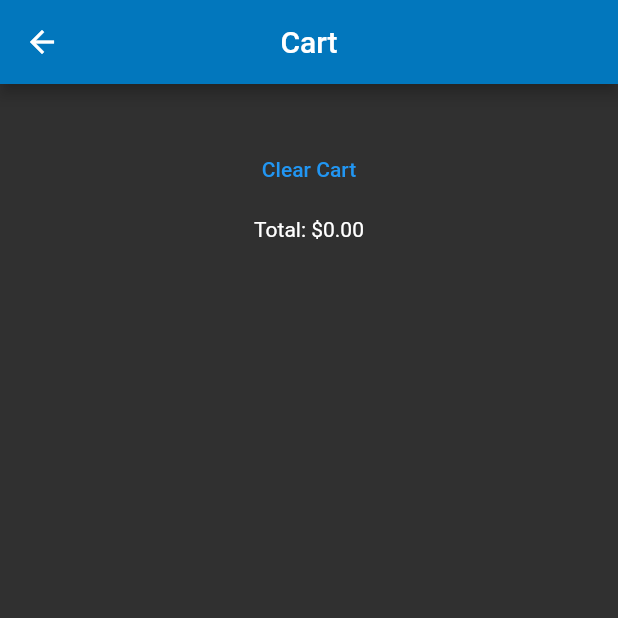
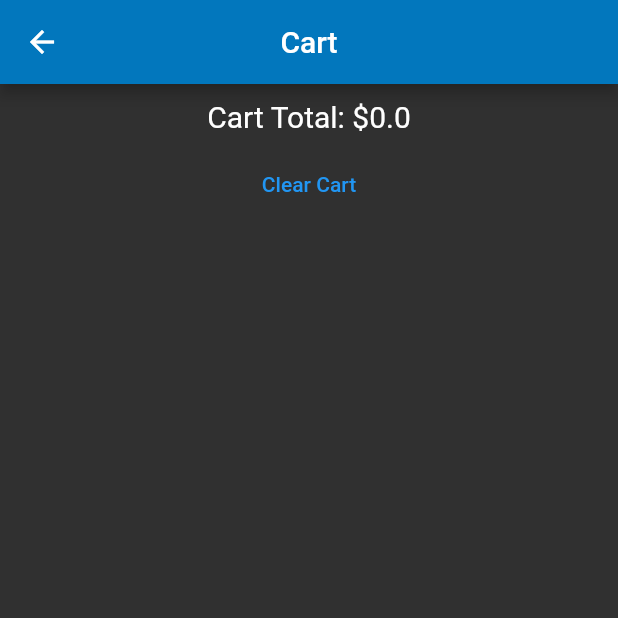
Before and after one commit to amitpalbadhan/bloc_shopping_cart, a Flutter app: the Cart screen opened by its route, after a tap on "Clear Cart", on a phone screen of 412 x 824 dp, the top half of it. Run offline on Flutter 3.47's test engine with Material 2 defaults, Android fonts, the phone set to English and light mode, and no system bars; our stand-ins replace bloc, equatable, flutter_bloc; network calls fail; Roboto replaces fonts that are missing (Georgia, Hind).

Commit message:
Swapped Wrap with Gridview

```diff
--- a/lib/store/bloc/store_bloc.dart
+++ b/lib/store/bloc/store_bloc.dart
@@ -35,8 +35,8 @@ class StoreBloc extends Bloc<StoreEvent, StoreState> {
   Stream<StoreState> _mapAddProductToState(AddProductToCart product) async* {
     _cart.add(product.product);
     _store.remove(product.product);
-    _store.sort((a, b) => a.title.compareTo(b.title));
-    _cart.sort((a, b) => a.title.compareTo(b.title));
+    _store.sort((a, b) => a.id.compareTo(b.id));
+    _cart.sort((a, b) => a.id.compareTo(b.id));
     yield AddedProductToCart();
     yield StoreInitial(store: _store, cart: _cart);
   }
@@ -45,8 +45,8 @@ class StoreBloc extends Bloc<StoreEvent, StoreState> {
       RemoveProductFromCart product) async* {
     _store.add(product.product);
     _cart.remove(product.product);
-    _store.sort((a, b) => a.title.compareTo(b.title));
-    _cart.sort((a, b) => a.title.compareTo(b.title));
+    _store.sort((a, b) => a.id.compareTo(b.id));
+    _cart.sort((a, b) => a.id.compareTo(b.id));
     yield RemovedProductFromCart();
     yield StoreInitial(store: _store, cart: _cart);
   }
@@ -54,7 +54,7 @@ class StoreBloc extends Bloc<StoreEvent, StoreState> {
   Stream<StoreState> _mapClearCartToState(ClearCart clear) async* {
     _store = [..._store, ..._cart];
     _cart = [];
-    _store.sort((a, b) => a.title.compareTo(b.title));
+    _store.sort((a, b) => a.id.compareTo(b.id));
     yield RemovedProductFromCart();
     yield StoreInitial(store: _store, cart: _cart);
   }
--- a/lib/store/models/product.dart
+++ b/lib/store/models/product.dart
@@ -5,8 +5,10 @@ class Product extends Equatable {
   final double price;
   final String description;
   final String image;
+  final int id;
 
   Product({
+    required this.id,
     required this.title,
     required this.price,
     required this.description,
@@ -19,6 +21,7 @@ class Product extends Equatable {
 
 List<Product> storeProducts = [
   Product(
+    id: 1,
     title: 'Product 1',
     price: 14.3,
     description:
@@ -27,6 +30,7 @@ List<Product> storeProducts = [
         'https://images.unsplash.com/photo-1522273400909-fd1a8f77637e?ixid=MnwxMjA3fDB8MHxzZWFyY2h8NHx8cHJvZHVjdHN8ZW58MHx8MHx8&ixlib=rb-1.2.1&auto=format&fit=crop&w=500&q=60',
   ),
   Product(
+    id: 2,
     title: 'Product 2',
     price: 52.33,
     description:
@@ -35,6 +39,7 @@ List<Product> storeProducts = [
         'https://images.unsplash.com/photo-1519735777090-ec97162dc266?ixid=MnwxMjA3fDB8MHxzZWFyY2h8M3x8cHJvZHVjdHN8ZW58MHx8MHx8&ixlib=rb-1.2.1&auto=format&fit=crop&w=500&q=60',
   ),
   Product(
+    id: 3,
     title: 'Product 3',
     price: 63.32,
     description:
@@ -43,6 +48,7 @@ List<Product> storeProducts = [
         'https://images.unsplash.com/photo-1611930022073-b7a4ba5fcccd?ixid=MnwxMjA3fDB8MHxzZWFyY2h8NXx8cHJvZHVjdHN8ZW58MHx8MHx8&ixlib=rb-1.2.1&auto=format&fit=crop&w=500&q=60',
   ),
   Product(
+    id: 4,
     title: 'Product 4',
     price: 1.65,
     description:
@@ -51,6 +57,7 @@ List<Product> storeProducts = [
         'https://images.unsplash.com/photo-1605034313761-73ea4a0cfbf3?ixid=MnwxMjA3fDB8MHxzZWFyY2h8N3x8cHJvZHVjdHN8ZW58MHx8MHx8&ixlib=rb-1.2.1&auto=format&fit=crop&w=500&q=60',
   ),
   Product(
+    id: 5,
     title: 'Product 5',
     price: 194.99,
     description:
@@ -59,6 +66,7 @@ List<Product> storeProducts = [
         'https://images.unsplash.com/photo-1588186939549-c087e0796efd?ixid=MnwxMjA3fDB8MHxzZWFyY2h8OXx8cHJvZHVjdHN8ZW58MHx8MHx8&ixlib=rb-1.2.1&auto=format&fit=crop&w=500&q=60',
   ),
   Product(
+    id: 6,
     title: 'Product 6',
     price: 110.19,
     description:
@@ -66,4 +74,58 @@ List<Product> storeProducts = [
     image:
         'https://images.unsplash.com/photo-1593998066526-65fcab3021a2?ixid=MnwxMjA3fDB8MHxzZWFyY2h8MTJ8fHByb2R1Y3RzfGVufDB8fDB8fA%3D%3D&ixlib=rb-1.2.1&auto=format&fit=crop&w=500&q=60',
   ),
+  Product(
+    id: 7,
+    title: 'Product 7',
+    price: 14.3,
+    description:
+        'Lorem ipsum dolor sit amet, consectetur adipiscing elit, sed do eiusmod tempor incididunt ut labore et dolore magna aliqua.',
+    image:
+        'https://images.unsplash.com/photo-1522273400909-fd1a8f77637e?ixid=MnwxMjA3fDB8MHxzZWFyY2h8NHx8cHJvZHVjdHN8ZW58MHx8MHx8&ixlib=rb-1.2.1&auto=format&fit=crop&w=500&q=60',
+  ),
+  Product(
+    id: 8,
+    title: 'Product 8',
+    price: 52.33,
+    description:
+        'Lorem ipsum dolor sit amet, consectetur adipiscing elit, sed do eiusmod tempor incididunt ut labore et dolore magna aliqua.',
+    image:
+        'https://images.unsplash.com/photo-1519735777090-ec97162dc266?ixid=MnwxMjA3fDB8MHxzZWFyY2h8M3x8cHJvZHVjdHN8ZW58MHx8MHx8&ixlib=rb-1.2.1&auto=format&fit=crop&w=500&q=60',
+  ),
+  Product(
+    id: 9,
+    title: 'Product 9',
+    price: 63.32,
+    description:
+        'Lorem ipsum dolor sit amet, consectetur adipiscing elit, sed do eiusmod tempor incididunt ut labore et dolore magna aliqua.',
+    image:
+        'https://images.unsplash.com/photo-1611930022073-b7a4ba5fcccd?ixid=MnwxMjA3fDB8MHxzZWFyY2h8NXx8cHJvZHVjdHN8ZW58MHx8MHx8&ixlib=rb-1.2.1&auto=format&fit=crop&w=500&q=60',
+  ),
+  Product(
+    id: 10,
+    title: 'Product 10',
+    price: 1.65,
+    description:
+        'Lorem ipsum dolor sit amet, consectetur adipiscing elit, sed do eiusmod tempor incididunt ut labore et dolore magna aliqua.',
+    image:
+        'https://images.unsplash.com/photo-1605034313761-73ea4a0cfbf3?ixid=MnwxMjA3fDB8MHxzZWFyY2h8N3x8cHJvZHVjdHN8ZW58MHx8MHx8&ixlib=rb-1.2.1&auto=format&fit=crop&w=500&q=60',
+  ),
+  Product(
+    id: 11,
+    title: 'Product 11',
+    price: 194.99,
+    description:
+        'Lorem ipsum dolor sit amet, consectetur adipiscing elit, sed do eiusmod tempor incididunt ut labore et dolore magna aliqua.',
+    image:
+        'https://images.unsplash.com/photo-1588186939549-c087e0796efd?ixid=MnwxMjA3fDB8MHxzZWFyY2h8OXx8cHJvZHVjdHN8ZW58MHx8MHx8&ixlib=rb-1.2.1&auto=format&fit=crop&w=500&q=60',
+  ),
+  Product(
+    id: 12,
+    title: 'Product 12',
+    price: 110.19,
+    description:
+        'Lorem ipsum dolor sit amet, consectetur adipiscing elit, sed do eiusmod tempor incididunt ut labore et dolore magna aliqua.',
+    image:
+        'https://images.unsplash.com/photo-1593998066526-65fcab3021a2?ixid=MnwxMjA3fDB8MHxzZWFyY2h8MTJ8fHByb2R1Y3RzfGVufDB8fDB8fA%3D%3D&ixlib=rb-1.2.1&auto=format&fit=crop&w=500&q=60',
+  ),
 ];
--- a/lib/store/views/cart.dart
+++ b/lib/store/views/cart.dart
@@ -14,9 +14,7 @@ class Cart extends StatelessWidget {
             centerTitle: true,
             title: Text('Cart'),
           ),
-          body: SingleChildScrollView(
-            child: CartSection(),
-          ),
+          body: CartSection(),
         );
       },
     );
@@ -33,20 +31,35 @@ class CartSection extends StatefulWidget {
 class _CartSectionState extends State<CartSection> {
   @override
   Widget build(BuildContext context) {
-    return Container(
-      padding: EdgeInsets.all(25.0),
-      alignment: Alignment.center,
-      child: Column(
+    return Column(
       mainAxisAlignment: MainAxisAlignment.center,
       crossAxisAlignment: CrossAxisAlignment.center,
-        children: [
-          Wrap(
+      children: <Widget>[
+        SizedBox(height: 10),
+        Text(
+          'Cart Total: \$${getTotal()}',
+          style: TextStyle(fontSize: 20.0),
+        ),
+        SizedBox(height: 10),
+        TextButton(
+          onPressed: () {
+            BlocProvider.of<StoreBloc>(context).add(ClearCart());
+          },
+          child: Text('Clear Cart'),
+        ),
+        SizedBox(height: 10),
+        Expanded(
+          child: GridView.count(
+            crossAxisCount: 4,
             children: BlocProvider.of<StoreBloc>(context)
                 .cart
                 .map((product) => Card(
+                      margin: EdgeInsets.all(32.0),
                       child: SizedBox(
                         width: 300,
                         height: 300,
+                        child: Padding(
+                          padding: const EdgeInsets.all(16.0),
                           child: Column(
                             mainAxisAlignment: MainAxisAlignment.center,
                             crossAxisAlignment: CrossAxisAlignment.center,
@@ -70,6 +83,52 @@ class _CartSectionState extends State<CartSection> {
                             ],
                           ),
                         ),
+                      ),
+                    ))
+                .toList(),
+          ),
+        ),
+      ],
+    );
+    /*Column(
+      mainAxisAlignment: MainAxisAlignment.center,
+      crossAxisAlignment: CrossAxisAlignment.center,
+      children: [
+        GridView.count(
+          crossAxisCount: 4,
+          children: BlocProvider.of<StoreBloc>(context)
+              .cart
+              .map((product) => Card(
+                    margin: EdgeInsets.all(32.0),
+                    child: SizedBox(
+                      width: 300,
+                      height: 300,
+                      child: Padding(
+                        padding: const EdgeInsets.all(16.0),
+                        child: Column(
+                          mainAxisAlignment: MainAxisAlignment.center,
+                          crossAxisAlignment: CrossAxisAlignment.center,
+                          children: [
+                            Image.network(
+                              product.image,
+                              height: 150,
+                              width: 150,
+                              fit: BoxFit.cover,
+                            ),
+                            Text(product.title),
+                            Text('\$${product.price}'),
+                            Text(product.description),
+                            TextButton(
+                              onPressed: () {
+                                BlocProvider.of<StoreBloc>(context).add(
+                                    RemoveProductFromCart(product: product));
+                              },
+                              child: Text('Remove From Cart'),
+                            )
+                          ],
+                        ),
+                      ),
+                    ),
                   ))
               .toList(),
         ),
@@ -83,8 +142,8 @@ class _CartSectionState extends State<CartSection> {
         SizedBox(height: 8.0),
         Text('Total: \$' + getTotal().toStringAsFixed(2)),
       ],
-      ),
     );
+    */
   }
 
   double getTotal() {
--- a/lib/store/views/home_page.dart
+++ b/lib/store/views/home_page.dart
@@ -33,9 +33,7 @@ class StoreView extends StatelessWidget {
           )
         ],
       ),
-      body: SingleChildScrollView(
-        child: Store(),
-      ),
+      body: Store(),
     );
   }
 }
--- a/lib/store/views/store_view.dart
+++ b/lib/store/views/store_view.dart
@@ -9,21 +9,17 @@ class Store extends StatelessWidget {
   Widget build(BuildContext context) {
     return BlocBuilder<StoreBloc, StoreState>(
       builder: (context, state) {
-        return SingleChildScrollView(
-          child: Container(
-            padding: EdgeInsets.all(25.0),
-            alignment: Alignment.center,
-            child: Column(
-              mainAxisAlignment: MainAxisAlignment.center,
-              crossAxisAlignment: CrossAxisAlignment.center,
-              children: [
-                Wrap(
+        return GridView.count(
+          crossAxisCount: 4,
           children: BlocProvider.of<StoreBloc>(context)
               .store
               .map((product) => Card(
+                    margin: EdgeInsets.all(32.0),
                     child: SizedBox(
                       width: 300,
                       height: 300,
+                      child: Padding(
+                        padding: const EdgeInsets.all(16.0),
                         child: Column(
                           mainAxisAlignment: MainAxisAlignment.center,
                           crossAxisAlignment: CrossAxisAlignment.center,
@@ -39,20 +35,17 @@ class Store extends StatelessWidget {
                             Text(product.description),
                             TextButton(
                               onPressed: () {
-                                      BlocProvider.of<StoreBloc>(context).add(
-                                          AddProductToCart(product: product));
+                                BlocProvider.of<StoreBloc>(context)
+                                    .add(AddProductToCart(product: product));
                               },
                               child: Text('Add To Cart'),
                             )
                           ],
                         ),
                       ),
+                    ),
                   ))
               .toList(),
-                ),
-              ],
-            ),
-          ),
         );
       },
     );
```
Lines whose indentation alone changed are shown as unchanged.
